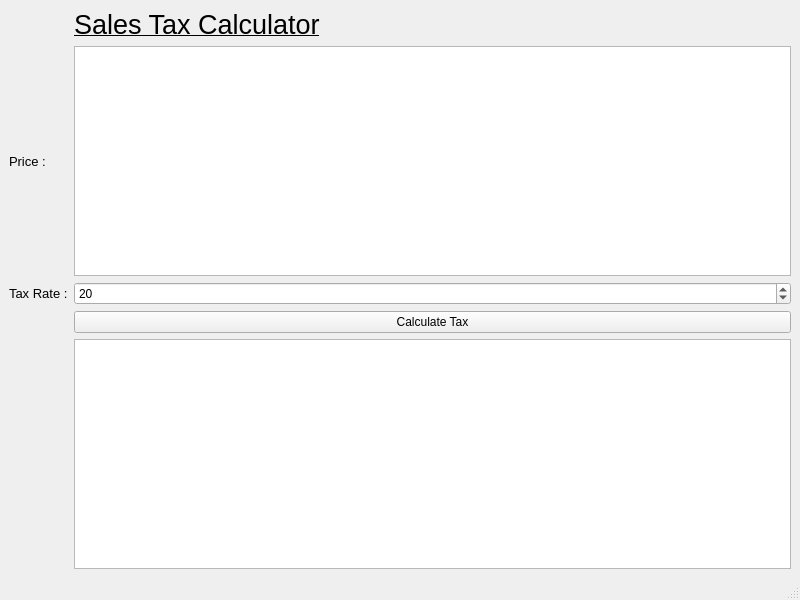
shawonis08/Python-GUI, file 1.ui: the form before one commit.
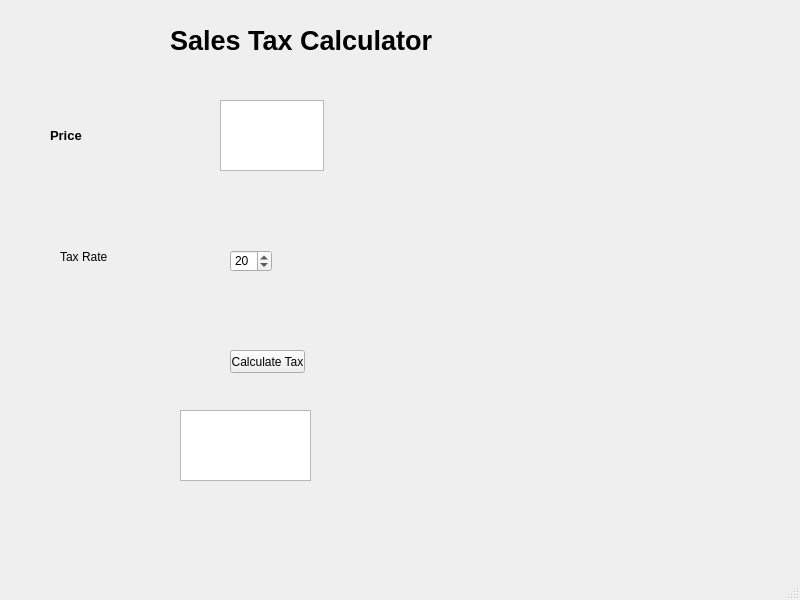
The form after the commit.

```diff
--- a/1.ui
+++ b/1.ui
@@ -14,72 +14,105 @@
    <string>MainWindow</string>
   </property>
   <widget class="QWidget" name="centralwidget">
-   <layout class="QGridLayout" name="gridLayout">
-    <item row="0" column="1">
+   <widget class="QTextEdit" name="price_box">
+    <property name="geometry">
+     <rect>
+      <x>220</x>
+      <y>100</y>
+      <width>104</width>
+      <height>71</height>
+     </rect>
+    </property>
+   </widget>
      <widget class="QLabel" name="label">
-      <property name="font">
-       <font>
-        <pointsize>20</pointsize>
-        <underline>true</underline>
-       </font>
-      </property>
-      <property name="text">
-       <string>Sales Tax Calculator</string>
-      </property>
-     </widget>
-    </item>
-    <item row="1" column="0">
-     <widget class="QLabel" name="lblPrice">
+    <property name="geometry">
+     <rect>
+      <x>50</x>
+      <y>120</y>
+      <width>91</width>
+      <height>31</height>
+     </rect>
+    </property>
       <property name="font">
        <font>
         <pointsize>10</pointsize>
+      <weight>75</weight>
+      <bold>true</bold>
        </font>
       </property>
       <property name="text">
-       <string>Price :</string>
-      </property>
-     </widget>
-    </item>
-    <item row="1" column="1">
-     <widget class="QTextEdit" name="txtPrice"/>
-    </item>
-    <item row="2" column="0">
-     <widget class="QLabel" name="lblTaxRate">
-      <property name="font">
-       <font>
-        <pointsize>10</pointsize>
-       </font>
-      </property>
-      <property name="text">
-       <string>Tax Rate :</string>
-      </property>
-     </widget>
-    </item>
-    <item row="2" column="1">
-     <widget class="QSpinBox" name="spnTaxRate">
+     <string>Price</string>
+    </property>
+   </widget>
+   <widget class="QSpinBox" name="tax_rate">
+    <property name="geometry">
+     <rect>
+      <x>230</x>
+      <y>250</y>
+      <width>42</width>
+      <height>22</height>
+     </rect>
+    </property>
       <property name="value">
        <number>20</number>
       </property>
      </widget>
-    </item>
-    <item row="3" column="1">
-     <widget class="QPushButton" name="btnOk">
+   <widget class="QLabel" name="label_2">
+    <property name="geometry">
+     <rect>
+      <x>60</x>
+      <y>250</y>
+      <width>47</width>
+      <height>13</height>
+     </rect>
+    </property>
+    <property name="text">
+     <string>Tax Rate</string>
+    </property>
+   </widget>
+   <widget class="QPushButton" name="calc_tax_button">
+    <property name="geometry">
+     <rect>
+      <x>230</x>
+      <y>350</y>
+      <width>75</width>
+      <height>23</height>
+     </rect>
+    </property>
       <property name="text">
        <string>Calculate Tax</string>
       </property>
      </widget>
-    </item>
-    <item row="4" column="1">
-     <widget class="QTextEdit" name="txtResult"/>
-    </item>
-   </layout>
-   <zorder>label</zorder>
-   <zorder>txtPrice</zorder>
-   <zorder>lblPrice</zorder>
-   <zorder>spnTaxRate</zorder>
-   <zorder>lblTaxRate</zorder>
-   <zorder>btnOk</zorder>
-   <zorder>txtResult</zorder>
+   <widget class="QTextEdit" name="results_window">
+    <property name="geometry">
+     <rect>
+      <x>180</x>
+      <y>410</y>
+      <width>131</width>
+      <height>71</height>
+     </rect>
+    </property>
+   </widget>
+   <widget class="QLabel" name="label_3">
+    <property name="geometry">
+     <rect>
+      <x>170</x>
+      <y>20</y>
+      <width>441</width>
+      <height>41</height>
+     </rect>
+    </property>
+    <property name="font">
+     <font>
+      <pointsize>20</pointsize>
+      <weight>75</weight>
+      <bold>true</bold>
+     </font>
+    </property>
+    <property name="text">
+     <string>Sales Tax Calculator</string>
+    </property>
+   </widget>
   </widget>
   <widget class="QMenuBar" name="menubar">
    <property name="geometry">
```
Left out of the diff: 2 changed lines with no effect on the pictures. Lines whose indentation alone changed are shown as unchanged.
